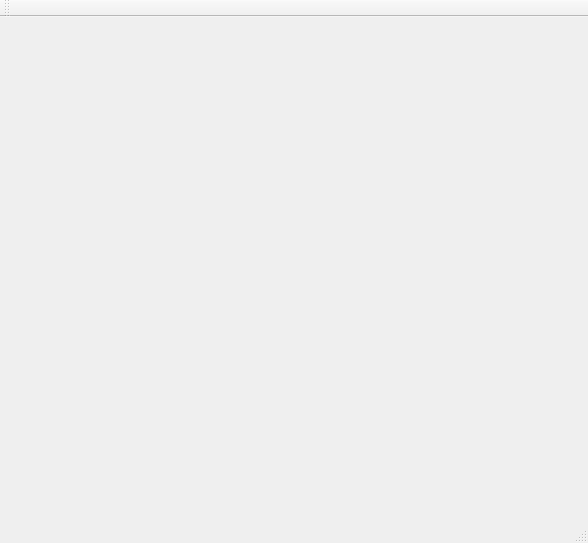
Qt form skytechx2/mainwindow/mainwindow.ui (PavelMr/skytechx2) before a commit.
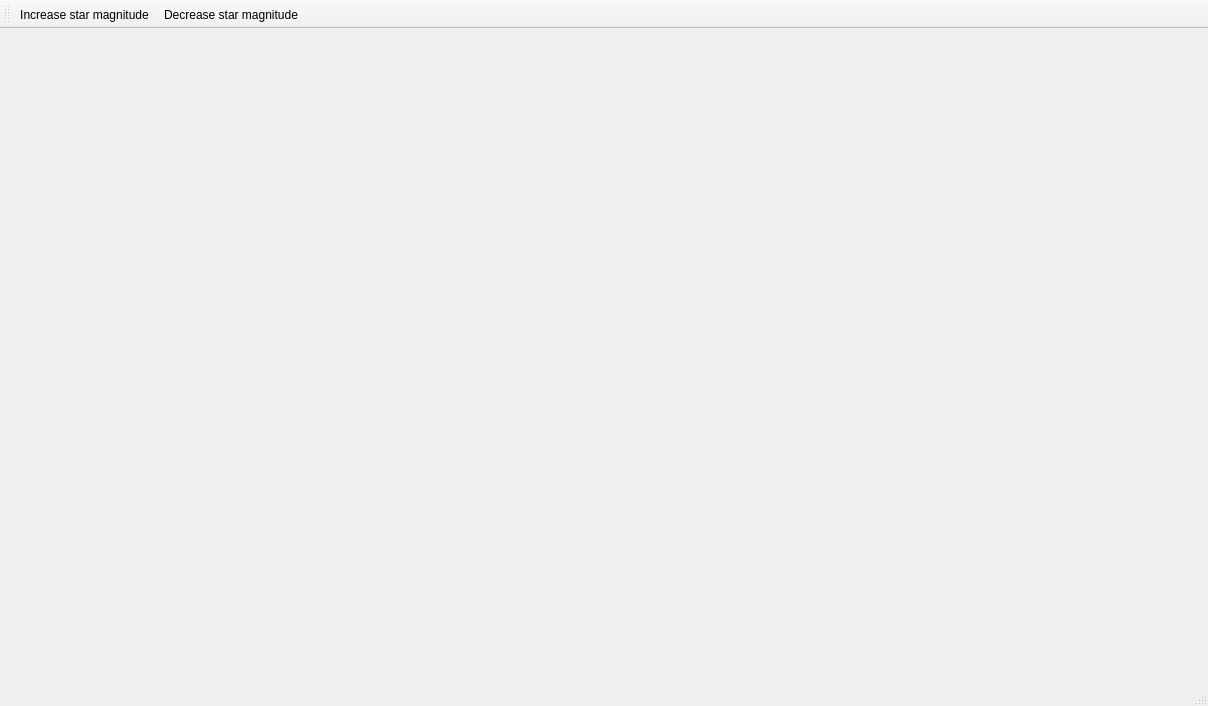
The same form after that commit.

```diff
--- a/skytechx2/mainwindow/mainwindow.ui
+++ b/skytechx2/mainwindow/mainwindow.ui
@@ -6,8 +6,8 @@
    <rect>
     <x>0</x>
     <y>0</y>
-    <width>588</width>
-    <height>543</height>
+    <width>1208</width>
+    <height>706</height>
    </rect>
   </property>
   <property name="windowTitle">
@@ -31,8 +31,26 @@
    <attribute name="toolBarBreak">
     <bool>false</bool>
    </attribute>
+   <addaction name="actionIncrease_star_magnitude"/>
+   <addaction name="actionDecrease_star_magnitude"/>
   </widget>
   <widget class="QStatusBar" name="statusBar"/>
+  <action name="actionIncrease_star_magnitude">
+   <property name="text">
+    <string>Increase star magnitude</string>
+   </property>
+   <property name="toolTip">
+    <string>Show more stars</string>
+   </property>
+  </action>
+  <action name="actionDecrease_star_magnitude">
+   <property name="text">
+    <string>Decrease star magnitude</string>
+   </property>
+   <property name="toolTip">
+    <string>Show less stars</string>
+   </property>
+  </action>
  </widget>
  <layoutdefault spacing="6" margin="11"/>
  <resources/>
```
Left out of the diff: 2 changed lines with no effect on the pictures.
